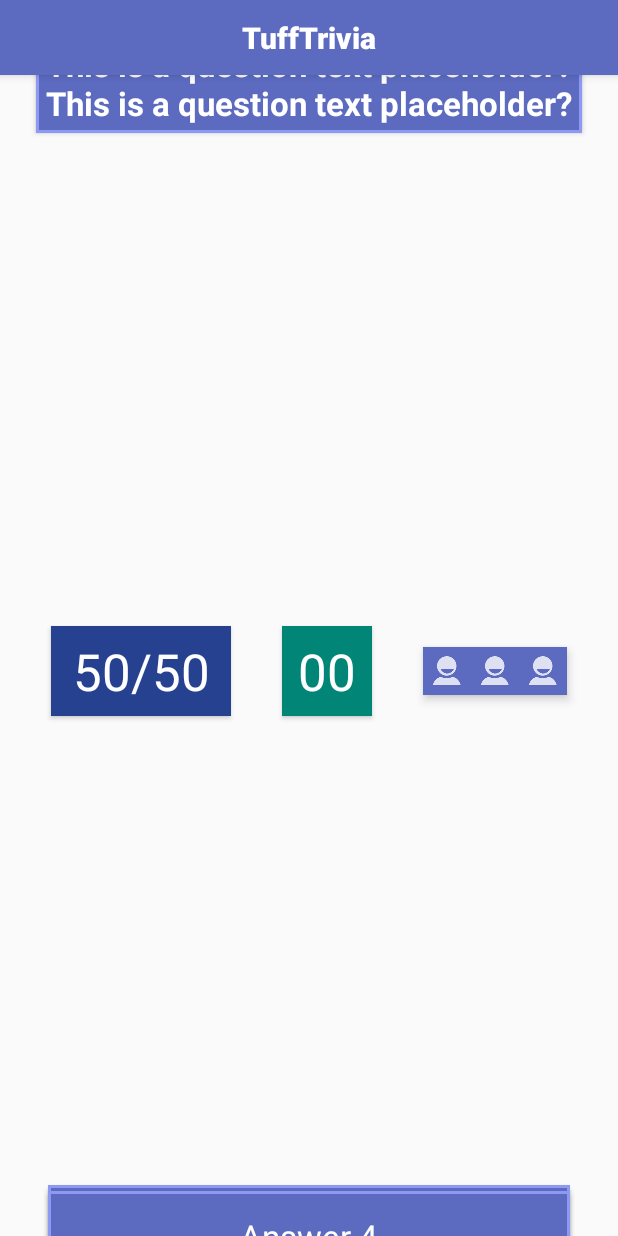
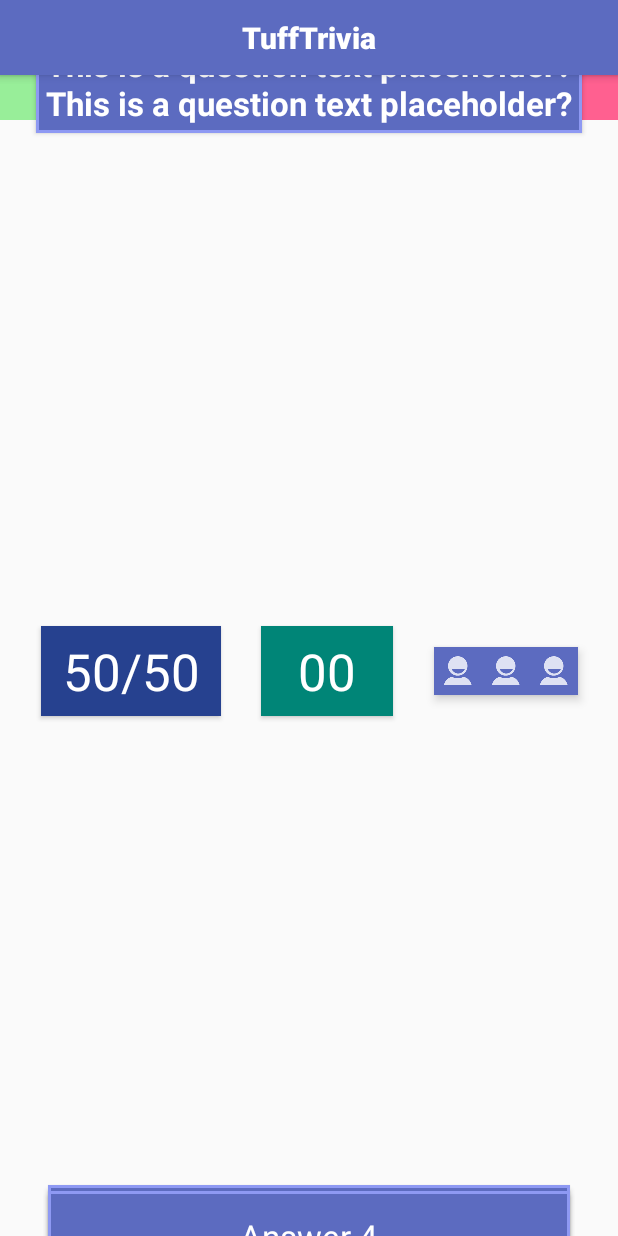
Before and after one commit to djeastm/triple_trivia, an Android app: the layout fragment_stage_run_prepost.xml on its own in the app's theme, with its tools: preview values and no code run, on a phone screen of 412 x 824 dp. Run offline under Robolectric (Android 15) with nearby library versions, the phone set to English and light mode, and no system bars.

Commit message:
Add triple icons (stars) to show links between questions

```diff
--- a/app/src/main/res/layout/fragment_stage_run_prepost.xml
+++ b/app/src/main/res/layout/fragment_stage_run_prepost.xml
@@ -2,10 +2,84 @@
 <android.support.constraint.ConstraintLayout
     xmlns:android="http://schemas.android.com/apk/res/android"
     xmlns:app="http://schemas.android.com/apk/res-auto"
+    xmlns:tools="http://schemas.android.com/tools"
     android:orientation="vertical"
     android:layout_width="match_parent"
     android:layout_height="match_parent">
 
+    <LinearLayout
+        android:orientation="vertical"
+        android:layout_width="0dp"
+        android:layout_height="wrap_content"
+        app:layout_constraintTop_toTopOf="parent"
+        app:layout_constraintRight_toRightOf="parent"
+        app:layout_constraintLeft_toLeftOf="parent">
+        <include
+            layout="@layout/textview_appnamebar"
+            android:id="@+id/app_name_textview"
+            android:layout_width="match_parent"
+            android:layout_height="50dp"
+            />
+        <LinearLayout
+            android:orientation="horizontal"
+            android:layout_width="match_parent"
+            android:layout_height="30dp">
+            <android.support.v7.widget.AppCompatImageView
+                android:id="@+id/triple_1_1_imageview"
+                android:background="@color/lightGreen"
+                android:layout_width="0dp"
+                android:layout_height="match_parent"
+                android:layout_weight="1"/>
+            <android.support.v7.widget.AppCompatImageView
+                android:id="@+id/triple_1_2_imageview"
+                android:background="@color/lightGreen"
+                android:layout_width="0dp"
+                android:layout_height="match_parent"
+                android:layout_weight="1"/>
+            <android.support.v7.widget.AppCompatImageView
+                android:id="@+id/triple_1_3_imageview"
+                android:background="@color/lightGreen"
+                android:layout_width="0dp"
+                android:layout_height="match_parent"
+                android:layout_weight="1"/>
+            <android.support.v7.widget.AppCompatImageView
+                android:id="@+id/triple_2_1_imageview"
+                android:background="@color/lightBlue"
+                android:layout_width="0dp"
+                android:layout_height="match_parent"
+                android:layout_weight="1"/>
+            <android.support.v7.widget.AppCompatImageView
+                android:id="@+id/triple_2_2_imageview"
+                android:background="@color/lightBlue"
+                android:layout_width="0dp"
+                android:layout_height="match_parent"
+                android:layout_weight="1"/>
+            <android.support.v7.widget.AppCompatImageView
+                android:id="@+id/triple_2_3_imageview"
+                android:background="@color/lightBlue"
+                android:layout_width="0dp"
+                android:layout_height="match_parent"
+                android:layout_weight="1"/>
+            <android.support.v7.widget.AppCompatImageView
+                android:id="@+id/triple_3_1_imageview"
+                android:background="@color/lightRed"
+                android:layout_width="0dp"
+                android:layout_height="match_parent"
+                android:layout_weight="1"/>
+            <android.support.v7.widget.AppCompatImageView
+                android:id="@+id/triple_3_2_imageview"
+                android:background="@color/lightRed"
+                android:layout_width="0dp"
+                android:layout_height="match_parent"
+                android:layout_weight="1"/>
+            <android.support.v7.widget.AppCompatImageView
+                android:id="@+id/triple_3_3_imageview"
+                android:background="@color/lightRed"
+                android:layout_width="0dp"
+                android:layout_height="match_parent"
+                android:layout_weight="1"/>
+        </LinearLayout>
+    </LinearLayout>
     <include
         layout="@layout/textview_appnamebar"
         android:id="@+id/app_name_textview"
@@ -35,7 +109,8 @@
         android:layout_marginRight="24dp"
         android:layout_marginLeft="24dp"
         android:layout_marginTop="16dp"
-        />
+        android:layout_marginStart="24dp"
+        android:layout_marginEnd="24dp"/>
 
     <Button
         android:id="@+id/fifty_fifty_button"
@@ -55,7 +130,7 @@
 
     <Button
         android:id="@+id/timer_box_button"
-        android:layout_width="60dp"
+        android:layout_width="88dp"
         android:layout_height="60dp"
         android:elevation="4dp"
         android:background="?attr/colorAccent"
@@ -67,7 +142,7 @@
         app:layout_constraintBottom_toTopOf="@+id/answer_button_1"
         app:layout_constraintLeft_toRightOf="@+id/fifty_fifty_button"
         android:layout_marginTop="16dp"
-        app:layout_constraintHorizontal_bias="0.50"/>
+        />
 
     <LinearLayout
         android:orientation="horizontal"
```
